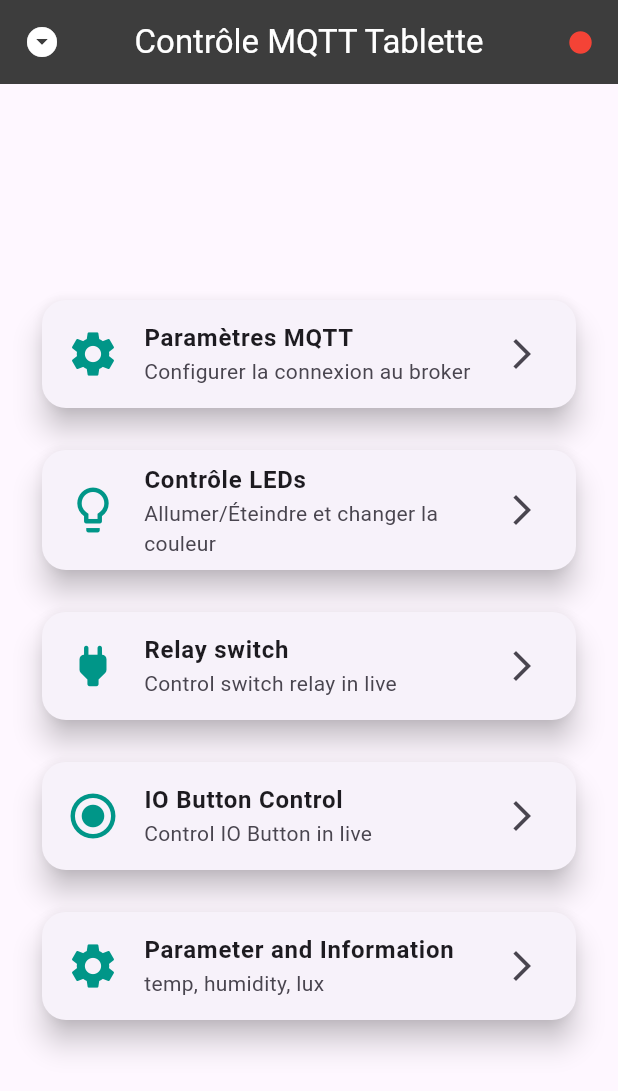
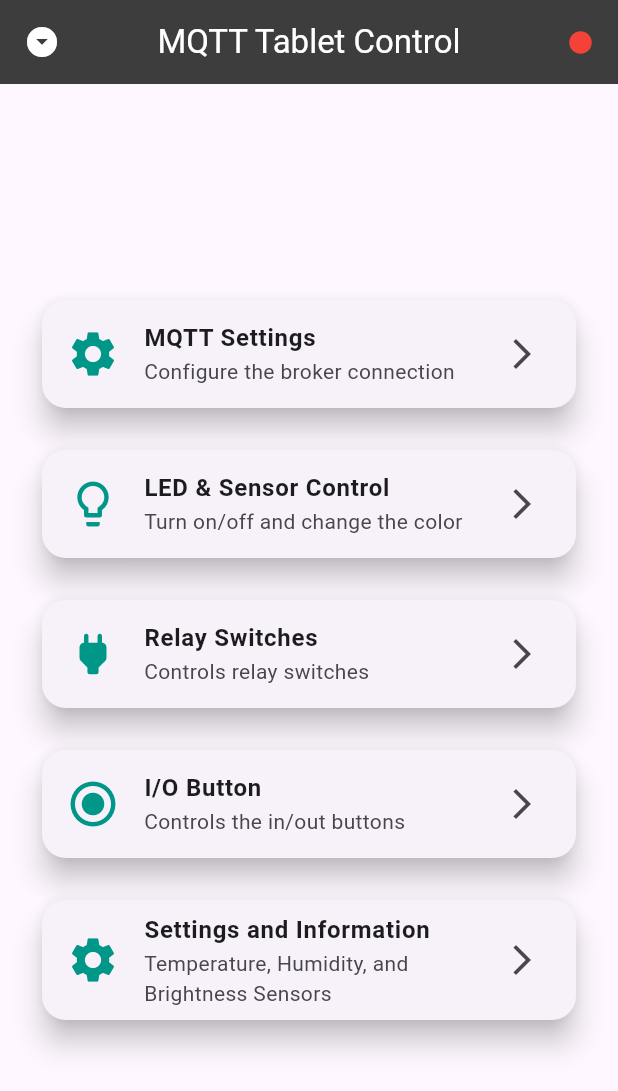
Before and after one commit to haade-administrator/haade_panel_s504, a Flutter app: the screen it shows after launch, on a phone screen of 412 x 824 dp. Shown: the top 1091 px of the screen. Run offline on Flutter 3.47's test engine with Material 3 defaults, Android fonts, the phone set to English and light mode, and no system bars; our stand-ins replace flutter_colorpicker, shared_preferences; missing offline and left inert: mqtt_client.

Commit message:
add translations

```diff
--- a/lib/l10n/app_en.arb
+++ b/lib/l10n/app_en.arb
@@ -1,9 +1,10 @@
 {
   "@@locale": "en",
+  "title": "MQTT Tablet Control",
 
   "minimizeAppTooltip": "Minimize the application",
   "appWillMinimize": "The application will minimize",
-  "mqttTabletControlTitle": "MQTT Tablet Control",
+
   "mqttSettingsTitle": "MQTT Settings",
   "mqttSettingsSubtitle": "Configure the broker connection",
   "ledControlTitle": "LED Control",
@@ -14,6 +15,45 @@
   "ioButtonControlSubtitle": "Controls the in/out buttons",
   "parameterInformationTitle": "Settings and Information",
   "parameterInformationSubtitle": "Temperature, Humidity, and Brightness Sensors",
+
+  "mqttSettings": "MQTT Settings",
+  "brokerAddress": "Broker Address",
+  "port": "Port",
+  "username": "Username",
+  "password": "Password",
+  "sslConnection": "SSL Connection",
+  "saveAndConnect": "Save and Connect",
+  "reconnect": "Reconnect",
+  "settingsSaved": "Settings saved",
+  "mqttConnected": "Connected to MQTT broker",
+  "mqttConnectionError": "MQTT connection error",
+
+  "ledControlTitle": "LED & Sensor Control",
+  "ledColor": "LED Color",
+  "brightnessLabel": "Brightness",
+  "ledOnLabel": "LED On",
+
+  "relayControl": "Relay Control",
+  "relay1Label": "Relay 1 (IN1)",
+  "relay2Label": "Relay 2 (IN2)",
+
+  "ioControlTitle": "IO Control (Inputs/Outputs)",
+  "io1Label": "IO1 (Button 1)",
+  "io2Label": "IO2 (Button 2)",
+  "modeOutput": "Mode: Output (Push)",
+  "modeInput": "Mode: Input",
+  "active": "ACTIVE",
+  "inactive": "INACTIVE",
+  "triggerIo": "Trigger IO{ioNumber}",
+  "@triggerIo": {
+  "placeholders": {
+  "ioNumber": {}
+  }
+  },
+
+  "sensorSettings": "Sensor Settings",
+  "tempHumidity": "Temp/Humidity",
+  "brightness": "Brightness",
 
   "temperature": "Temperature",
   "humidity": "Humidity",
--- a/lib/l10n/app_localizations.dart
+++ b/lib/l10n/app_localizations.dart
@@ -95,6 +95,12 @@ abstract class AppLocalizations {
     Locale('fr')
   ];
 
+  /// No description provided for @title.
+  ///
+  /// In en, this message translates to:
+  /// **'MQTT Tablet Control'**
+  String get title;
+
   /// No description provided for @minimizeAppTooltip.
   ///
   /// In en, this message translates to:
@@ -106,12 +112,6 @@ abstract class AppLocalizations {
   /// In en, this message translates to:
   /// **'The application will minimize'**
   String get appWillMinimize;
-
-  /// No description provided for @mqttTabletControlTitle.
-  ///
-  /// In en, this message translates to:
-  /// **'MQTT Tablet Control'**
-  String get mqttTabletControlTitle;
 
   /// No description provided for @mqttSettingsTitle.
   ///
@@ -128,7 +128,7 @@ abstract class AppLocalizations {
   /// No description provided for @ledControlTitle.
   ///
   /// In en, this message translates to:
-  /// **'LED Control'**
+  /// **'LED & Sensor Control'**
   String get ledControlTitle;
 
   /// No description provided for @ledControlSubtitle.
@@ -172,6 +172,174 @@ abstract class AppLocalizations {
   /// In en, this message translates to:
   /// **'Temperature, Humidity, and Brightness Sensors'**
   String get parameterInformationSubtitle;
+
+  /// No description provided for @mqttSettings.
+  ///
+  /// In en, this message translates to:
+  /// **'MQTT Settings'**
+  String get mqttSettings;
+
+  /// No description provided for @brokerAddress.
+  ///
+  /// In en, this message translates to:
+  /// **'Broker Address'**
+  String get brokerAddress;
+
+  /// No description provided for @port.
+  ///
+  /// In en, this message translates to:
+  /// **'Port'**
+  String get port;
+
+  /// No description provided for @username.
+  ///
+  /// In en, this message translates to:
+  /// **'Username'**
+  String get username;
+
+  /// No description provided for @password.
+  ///
+  /// In en, this message translates to:
+  /// **'Password'**
+  String get password;
+
+  /// No description provided for @sslConnection.
+  ///
+  /// In en, this message translates to:
+  /// **'SSL Connection'**
+  String get sslConnection;
+
+  /// No description provided for @saveAndConnect.
+  ///
+  /// In en, this message translates to:
+  /// **'Save and Connect'**
+  String get saveAndConnect;
+
+  /// No description provided for @reconnect.
+  ///
+  /// In en, this message translates to:
+  /// **'Reconnect'**
+  String get reconnect;
+
+  /// No description provided for @settingsSaved.
+  ///
+  /// In en, this message translates to:
+  /// **'Settings saved'**
+  String get settingsSaved;
+
+  /// No description provided for @mqttConnected.
+  ///
+  /// In en, this message translates to:
+  /// **'Connected to MQTT broker'**
+  String get mqttConnected;
+
+  /// No description provided for @mqttConnectionError.
+  ///
+  /// In en, this message translates to:
+  /// **'MQTT connection error'**
+  String get mqttConnectionError;
+
+  /// No description provided for @ledColor.
+  ///
+  /// In en, this message translates to:
+  /// **'LED Color'**
+  String get ledColor;
+
+  /// No description provided for @brightnessLabel.
+  ///
+  /// In en, this message translates to:
+  /// **'Brightness'**
+  String get brightnessLabel;
+
+  /// No description provided for @ledOnLabel.
+  ///
+  /// In en, this message translates to:
+  /// **'LED On'**
+  String get ledOnLabel;
+
+  /// No description provided for @relayControl.
+  ///
+  /// In en, this message translates to:
+  /// **'Relay Control'**
+  String get relayControl;
+
+  /// No description provided for @relay1Label.
+  ///
+  /// In en, this message translates to:
+  /// **'Relay 1 (IN1)'**
+  String get relay1Label;
+
+  /// No description provided for @relay2Label.
+  ///
+  /// In en, this message translates to:
+  /// **'Relay 2 (IN2)'**
+  String get relay2Label;
+
+  /// No description provided for @ioControlTitle.
+  ///
+  /// In en, this message translates to:
+  /// **'IO Control (Inputs/Outputs)'**
+  String get ioControlTitle;
+
+  /// No description provided for @io1Label.
+  ///
+  /// In en, this message translates to:
+  /// **'IO1 (Button 1)'**
+  String get io1Label;
+
+  /// No description provided for @io2Label.
+  ///
+  /// In en, this message translates to:
+  /// **'IO2 (Button 2)'**
+  String get io2Label;
+
+  /// No description provided for @modeOutput.
+  ///
+  /// In en, this message translates to:
+  /// **'Mode: Output (Push)'**
+  String get modeOutput;
+
+  /// No description provided for @modeInput.
+  ///
+  /// In en, this message translates to:
+  /// **'Mode: Input'**
+  String get modeInput;
+
+  /// No description provided for @active.
+  ///
+  /// In en, this message translates to:
+  /// **'ACTIVE'**
+  String get active;
+
+  /// No description provided for @inactive.
+  ///
+  /// In en, this message translates to:
+  /// **'INACTIVE'**
+  String get inactive;
+
+  /// No description provided for @triggerIo.
+  ///
+  /// In en, this message translates to:
+  /// **'Trigger IO{ioNumber}'**
+  String triggerIo(Object ioNumber);
+
+  /// No description provided for @sensorSettings.
+  ///
+  /// In en, this message translates to:
+  /// **'Sensor Settings'**
+  String get sensorSettings;
+
+  /// No description provided for @tempHumidity.
+  ///
+  /// In en, this message translates to:
+  /// **'Temp/Humidity'**
+  String get tempHumidity;
+
+  /// No description provided for @brightness.
+  ///
+  /// In en, this message translates to:
+  /// **'Brightness'**
+  String get brightness;
 
   /// No description provided for @temperature.
   ///
--- a/lib/pages/home_page.dart
+++ b/lib/pages/home_page.dart
@@ -8,6 +8,7 @@ import 'package:mqtt_hatab/services/mqtt_service.dart';
 import 'package:mqtt_hatab/services/sensor_service.dart';
 import 'package:mqtt_hatab/services/led_service.dart';
 import '../main.dart'; // Import pour accéder à MyApp.minimizeApp()
+import '../l10n/app_localizations.dart';
 
 class HomePage extends StatefulWidget {
   const HomePage({super.key});
@@ -34,16 +35,18 @@ class _HomePageState extends State<HomePage> {
 
   @override
   Widget build(BuildContext context) {
+    final loc = AppLocalizations.of(context)!;
+
     return Scaffold(
       appBar: AppBar(
         leading: IconButton(
           icon: const Icon(Icons.arrow_drop_down_circle, color: Colors.white),
-        tooltip: 'Minimiser l\'application',
+          tooltip: loc.minimizeAppTooltip,
           onPressed: () {
             ScaffoldMessenger.of(context).showSnackBar(
-            const SnackBar(
-              content: Text('L\'application va se minimiser'),
-              duration: Duration(seconds: 2),
+              SnackBar(
+                content: Text(loc.appWillMinimize),
+                duration: const Duration(seconds: 2),
               ),
             );
             Future.delayed(const Duration(seconds: 2), () {
@@ -51,9 +54,9 @@ class _HomePageState extends State<HomePage> {
             });
           },
         ),
-      title: const Text(
-        'Contrôle MQTT Tablette',
-        style: TextStyle(color: Colors.white),
+        title: Text(
+          loc.title,
+          style: const TextStyle(color: Colors.white),
         ),
         centerTitle: true,
         backgroundColor: const Color.fromARGB(255, 61, 61, 61),
@@ -73,7 +76,6 @@ class _HomePageState extends State<HomePage> {
           ),
         ],
       ),
-
       body: Padding(
         padding: const EdgeInsets.all(24.0),
         child: Column(
@@ -82,40 +84,40 @@ class _HomePageState extends State<HomePage> {
             _buildNavigationCard(
               context,
               icon: Icons.settings,
-              title: 'Paramètres MQTT',
-              subtitle: 'Configurer la connexion au broker',
+              title: loc.mqttSettingsTitle,
+              subtitle: loc.mqttSettingsSubtitle,
               page: const SettingsPage(),
             ),
             const SizedBox(height: 20),
             _buildNavigationCard(
               context,
               icon: Icons.lightbulb_outline,
-              title: 'Contrôle LEDs',
-              subtitle: 'Allumer/Éteindre et changer la couleur',
+              title: loc.ledControlTitle,
+              subtitle: loc.ledControlSubtitle,
               page: const LedControlPage(),
             ),
             const SizedBox(height: 20),
             _buildNavigationCard(
               context,
               icon: Icons.power_rounded,
-              title: 'Relay switch',
-              subtitle: 'Control switch relay in live',
+              title: loc.relaySwitchTitle,
+              subtitle: loc.relaySwitchSubtitle,
               page: const SwitchRelayPage(),
             ),
             const SizedBox(height: 20),
             _buildNavigationCard(
               context,
               icon: Icons.radio_button_checked,
-              title: 'IO Button Control',
-              subtitle: 'Control IO Button in live',
+              title: loc.ioButtonControlTitle,
+              subtitle: loc.ioButtonControlSubtitle,
               page: const IoPage(),
             ),
             const SizedBox(height: 20),
             _buildNavigationCard(
               context,
               icon: Icons.settings,
-              title: 'Parameter and Information',
-              subtitle: 'temp, humidity, lux',
+              title: loc.parameterInformationTitle,
+              subtitle: loc.parameterInformationSubtitle,
               page: const ParameterInformationPage(),
             ),
           ],
--- a/lib/pages/led_control_page.dart
+++ b/lib/pages/led_control_page.dart
@@ -1,6 +1,7 @@
 import 'package:flutter/material.dart';
 import 'package:flutter_colorpicker/flutter_colorpicker.dart';
 import 'package:mqtt_hatab/services/led_service.dart';
+import '../l10n/app_localizations.dart';
 
 class LedControlPage extends StatefulWidget {
   const LedControlPage({super.key});
@@ -26,8 +27,10 @@ class _LedControlPageState extends State<LedControlPage> {
 
   @override
   Widget build(BuildContext context) {
+    final loc = AppLocalizations.of(context)!;
+
     return Scaffold(
-      appBar: AppBar(title: const Text('Contrôle LED & Capteurs')),
+      appBar: AppBar(title: Text(loc.ledControlTitle)),
       body: SingleChildScrollView(
         padding: const EdgeInsets.all(16.0),
         child: Column(
@@ -35,7 +38,7 @@ class _LedControlPageState extends State<LedControlPage> {
           children: [
             const SizedBox(height: 20),
 
-            Text('Couleur des LEDs', style: Theme.of(context).textTheme.titleLarge),
+            Text(loc.ledColor, style: Theme.of(context).textTheme.titleLarge),
             const SizedBox(height: 16),
 
             ValueListenableBuilder<Color>(
@@ -59,7 +62,7 @@ class _LedControlPageState extends State<LedControlPage> {
                 return Column(
                   crossAxisAlignment: CrossAxisAlignment.start,
                   children: [
-                    Text('Luminosité : ${(brightness * 100).round()}%'),
+                    Text('${loc.brightnessLabel} : ${(brightness * 100).round()}%'),
                     Slider(
                       value: brightness,
                       min: 0.0,
@@ -79,7 +82,7 @@ class _LedControlPageState extends State<LedControlPage> {
               builder: (context, isOn, _) {
                 return Row(
                   children: [
-                    const Text("LED allumée"),
+                    Text(loc.ledOnLabel),
                     Switch(
                       value: isOn,
                       onChanged: (val) => _ledService.isOn.value = val,
--- a/pubspec.yaml
+++ b/pubspec.yaml
@@ -16,7 +16,7 @@ publish_to: 'none' # Remove this line if you wish to publish to pub.dev
 # https://developer.apple.com/library/archive/documentation/General/Reference/InfoPlistKeyReference/Articles/CoreFoundationKeys.html
 # In Windows, build-name is used as the major, minor, and patch parts
 # of the product and file versions while build-number is used as the build suffix.
-version: 1.0.2+1
+version: 1.0.3+1
 
 environment:
   sdk: ^3.7.2
@@ -40,6 +40,9 @@ dependencies:
   flutter_launcher_icons: ^0.14.3
   flutter_colorpicker: ^1.0.3
   permission_handler: ^12.0.0
+  flutter_localizations:
+    sdk: flutter
+  intl: ^0.19.0
 
 
 dev_dependencies:
@@ -63,6 +66,7 @@ flutter:
   # included with your application, so that you can use the icons in
   # the material Icons class.
   uses-material-design: true
+  generate: true
 
   # To add assets to your application, add an assets section, like this:
   # assets:
```
Also changed, not shown: lib/l10n/app_fr.arb (+40 -1 lines), lib/l10n/app_localizations_en.dart (+90 -4 lines), lib/l10n/app_localizations_fr.dart (+90 -4 lines), lib/pages/io_page.dart (+24 -7 lines). Lines whose indentation alone changed are shown as unchanged.
